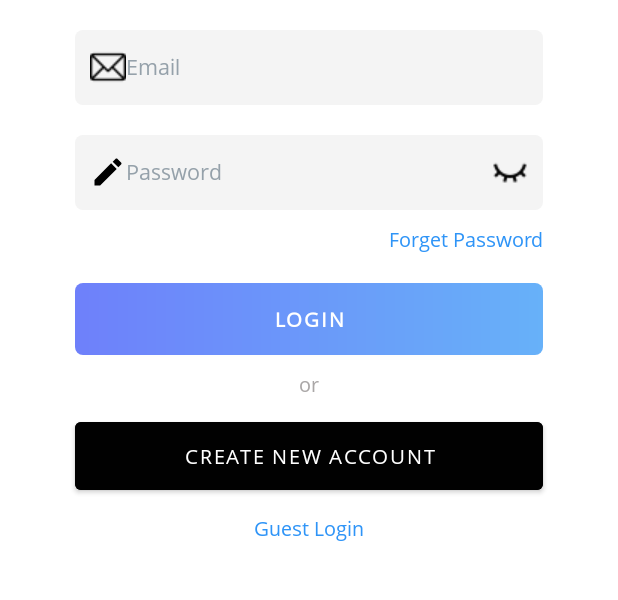
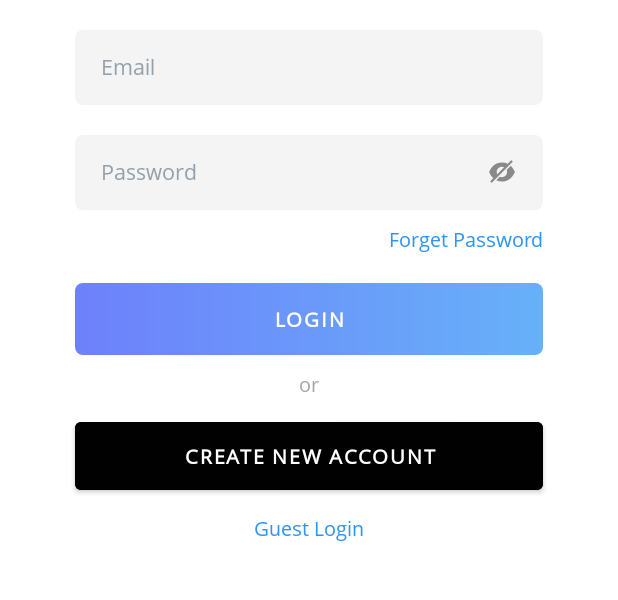
Before and after one commit to HarryuCATGREY/My_Notes, an Android app: the screen it shows after launch (ExistLoginActivity), on a phone screen of 412 x 824 dp, the part 263-863 px from its top. Run offline under Robolectric (Android 15) with nearby library versions, the phone set to English and light mode, and no system bars; our stand-ins replace Firebase (no records; nobody signed in at launch, a user with empty details on screens opened directly).

Commit message:
modify app interface and fix text color render bug

```diff
--- a/app/src/main/java/com/example/whim/EditNoteActivity.java
+++ b/app/src/main/java/com/example/whim/EditNoteActivity.java
@@ -121,8 +121,8 @@ public class EditNoteActivity<Login> extends AppCompatActivity {
 
         String img = getColoredSpanned("images", "#67B1F9");
         String txt = getColoredSpanned("text","#FFCA3A");
-        String photos = getColoredSpanned("photos","#6E80FA");
-        inputNoteText.setHint(Html.fromHtml("What is on your mind today? You can insert "+img+", "+txt+", or upload "+photos+"."));
+        String photos = getColoredSpanned("doodles","#6E80FA");
+        inputNoteText.setHint(Html.fromHtml("What is on your mind today? You can insert "+img+", "+txt+", or draw "+photos+"."));
 
         SimpleDateFormat formatterTime = new SimpleDateFormat("EEEE, dd MMMM yyyy HH:mm a");
 
--- a/app/src/main/java/com/example/whim/ExistLoginActivity.java
+++ b/app/src/main/java/com/example/whim/ExistLoginActivity.java
@@ -59,7 +59,7 @@ public class ExistLoginActivity extends AppCompatActivity {
 
         final Drawable drawableEyeOpen = getResources().getDrawable(R.drawable.open);
         final Drawable drawableEyeCLose = getResources().getDrawable(R.drawable.hidden);
-        final Drawable edit_ic = getResources().getDrawable(R.drawable.edit);
+//        final Drawable edit_ic = getResources().getDrawable(R.drawable.edit);
 
 
         DrawableUtil pwdCheck = new DrawableUtil(loginpwd, new DrawableUtil.OnDrawableListener(){
@@ -72,14 +72,14 @@ public class ExistLoginActivity extends AppCompatActivity {
             public void onRight(View v, Drawable right) {
                 isHideFirst = !isHideFirst;
                 if (isHideFirst) {
-                    loginpwd.setCompoundDrawablesWithIntrinsicBounds(edit_ic,
+                    loginpwd.setCompoundDrawablesWithIntrinsicBounds(null,
                             null,
                             drawableEyeCLose, null);
 
                     loginpwd.setTransformationMethod(PasswordTransformationMethod.getInstance());
 
                 } else {
-                    loginpwd.setCompoundDrawablesWithIntrinsicBounds(edit_ic, null,
+                    loginpwd.setCompoundDrawablesWithIntrinsicBounds(null, null,
                             drawableEyeOpen,
                             null);
                     loginpwd.setTransformationMethod(HideReturnsTransformationMethod.getInstance());
--- /dev/null
+++ b/app/src/main/res/drawable/hidden.xml
@@ -0,0 +1,9 @@
+<vector xmlns:android="http://schemas.android.com/apk/res/android"
+    android:width="20dp"
+    android:height="20dp"
+    android:viewportWidth="1024"
+    android:viewportHeight="1024">
+  <path
+      android:pathData="M942.3,486.4l-0.1,-0.1 -0.1,-0.1c-36.4,-76.7 -80,-138.7 -130.7,-186l-142,142c9.3,21.4 14.4,45.1 14.4,69.9 0,97.2 -78.8,176 -176,176 -24.8,0 -48.5,-5.1 -69.9,-14.4l-122,122C374.6,823.8 439.8,838 512,838c192.2,0 335.4,-100.5 430.2,-300.3 7.7,-16.2 7.7,-35 0.1,-51.3zM878.3,154.2l-42.4,-42.4c-3.1,-3.1 -8.2,-3.1 -11.3,0L707.8,228.5C649.4,200.2 584.2,186 512,186c-192.2,0 -335.4,100.5 -430.2,300.3v0.1c-7.7,16.2 -7.7,35.2 0,51.5 36.4,76.7 80,138.7 130.7,186.1L111.8,824.5c-3.1,3.1 -3.1,8.2 0,11.3l42.4,42.4c3.1,3.1 8.2,3.1 11.3,0l712.8,-712.8c3.1,-3 3.1,-8.1 0,-11.2zM348.9,587.4C338.1,564.5 332,539 332,512c0,-97.2 78.8,-176 176,-176 27,0 52.5,6.1 75.4,16.9L348.9,587.4z"
+      android:fillColor="#8a8a8a"/>
+</vector>
--- /dev/null
+++ b/app/src/main/res/drawable/open.xml
@@ -0,0 +1,12 @@
+<vector xmlns:android="http://schemas.android.com/apk/res/android"
+    android:width="20dp"
+    android:height="20dp"
+    android:viewportWidth="1024"
+    android:viewportHeight="1024">
+  <path
+      android:pathData="M508,512m-112,0a112,112 0,1 0,224 0,112 112,0 1,0 -224,0Z"
+      android:fillColor="#8a8a8a"/>
+  <path
+      android:pathData="M942.2,486.2C847.4,286.5 704.1,186 512,186c-192.2,0 -335.4,100.5 -430.2,300.3 -7.7,16.2 -7.7,35.2 0,51.5C176.6,737.5 319.9,838 512,838c192.2,0 335.4,-100.5 430.2,-300.3 7.7,-16.2 7.7,-35 0,-51.5zM508,688c-97.2,0 -176,-78.8 -176,-176s78.8,-176 176,-176 176,78.8 176,176 -78.8,176 -176,176z"
+      android:fillColor="#8a8a8a"/>
+</vector>
--- a/app/src/main/res/layout/activity_edit_note_acticity.xml
+++ b/app/src/main/res/layout/activity_edit_note_acticity.xml
@@ -164,7 +164,6 @@
                 android:background="@null"
                 android:fontFamily="@font/opensans_regular"
                 android:gravity="top"
-                android:hint="What is on your mind today? You can insert images, texts or take photos."
                 android:importantForAutofill="no"
                 android:includeFontPadding="false"
                 android:inputType="textMultiLine"
@@ -193,7 +192,7 @@
                 android:id="@+id/exist_palette"
                 android:layout_width="35dp"
                 android:layout_height="35dp"
-                android:layout_marginStart="152dp"
+                android:layout_marginStart="155dp"
                 android:layout_marginTop="20dp"
                 android:background="@drawable/ic_palette"
                 app:layout_constraintStart_toStartOf="parent"
--- a/app/src/main/res/layout/activity_exist_login.xml
+++ b/app/src/main/res/layout/activity_exist_login.xml
@@ -38,17 +38,16 @@
             android:id="@+id/acc_input"
             android:layout_width="match_parent"
             android:layout_height="match_parent"
-            android:drawableStart="@drawable/ic_email"
+            android:background="@drawable/email"
+            android:fontFamily="@font/opensans_regular"
+            android:hint="Email"
+            android:inputType="textNoSuggestions"
+            android:paddingStart="17dp"
+            android:singleLine="true"
+            android:textAllCaps="false"
             android:textColorHint="#95a1aa"
-            android:background="@drawable/email"
-            android:hint="Email"
-            android:singleLine="true"
-            android:paddingStart="10dp"
-            android:textAllCaps="false"
             android:textSize="14sp"
-            android:textStyle="normal"
-            android:inputType="textNoSuggestions"
-            android:fontFamily="@font/opensans_regular"/>
+            android:textStyle="normal" />
     </LinearLayout>
 
     <LinearLayout
@@ -67,15 +66,14 @@
             android:layout_width="match_parent"
             android:background="@drawable/email"
             android:textColorHint="#95a1aa"
-            android:drawableStart="@drawable/edit"
             android:drawableEnd="@drawable/hidden"
             android:clickable="true"
-            android:paddingEnd="10dp"
+            android:paddingEnd="17dp"
             android:layout_height="match_parent"
             android:fontFamily="@font/opensans_regular"
             android:textAllCaps="false"
             android:textSize="14sp"
-            android:paddingStart="10dp"
+            android:paddingStart="17dp"
             android:hint="Password"
             android:textStyle="normal"
         />
@@ -134,6 +132,7 @@
         android:backgroundTint="@color/black"
         android:fontFamily="@font/opensans_regular"
         android:gravity="center"
+        android:textStyle="bold"
         android:text="Create New Account"
         android:textSize="13sp" />
 
--- a/app/src/main/res/layout/activity_notes_taker.xml
+++ b/app/src/main/res/layout/activity_notes_taker.xml
@@ -143,7 +143,7 @@
                             android:textColorHint="#9E9E9E"
                             android:textSize="16sp"
                             app:layout_constraintEnd_toEndOf="parent"
-                            app:layout_constraintHorizontal_bias="0.493"
+                            app:layout_constraintHorizontal_bias="0.52"
                             app:layout_constraintStart_toStartOf="parent"
                             app:layout_constraintTop_toBottomOf="@+id/imageNote" />
 
--- a/app/src/main/res/values/themes.xml
+++ b/app/src/main/res/values/themes.xml
@@ -1,7 +1,6 @@
 <resources xmlns:tools="http://schemas.android.com/tools">
     <!-- Base application theme. -->
     <style name="Theme.Whim" parent="Theme.MaterialComponents.DayNight.DarkActionBar">
-        <item name="android:textColorHint">@color/black</item>
         <!-- Primary brand color. -->
         <item name="colorPrimary">@color/purple_500</item>
         <item name="colorPrimaryVariant">@color/purple_700</item>
```
Also changed, not shown: app/src/main/java/com/example/whim/ExistNewNoteActivity.java (+14 -0 lines), app/src/main/java/com/example/whim/NotesTakerActivity.java (+11 -11 lines), app/src/main/res/layout/draw.xml (+167 -176 lines), app/src/main/res/drawable/hidden.png (deleted), app/src/main/res/drawable/open.png (deleted).
